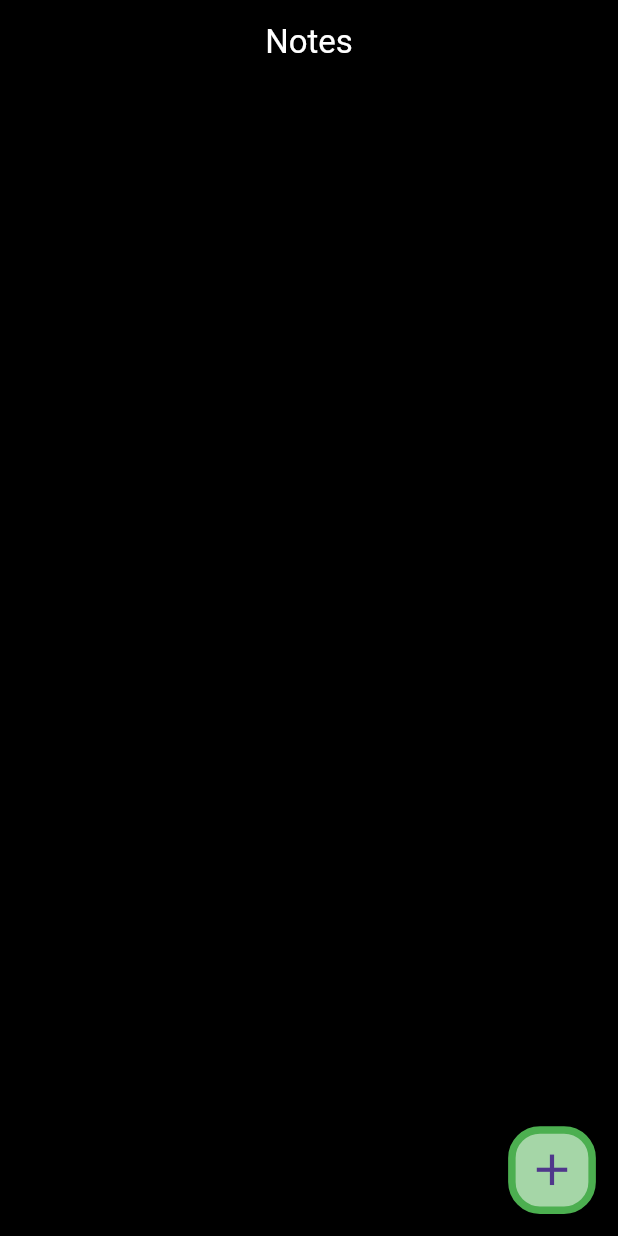
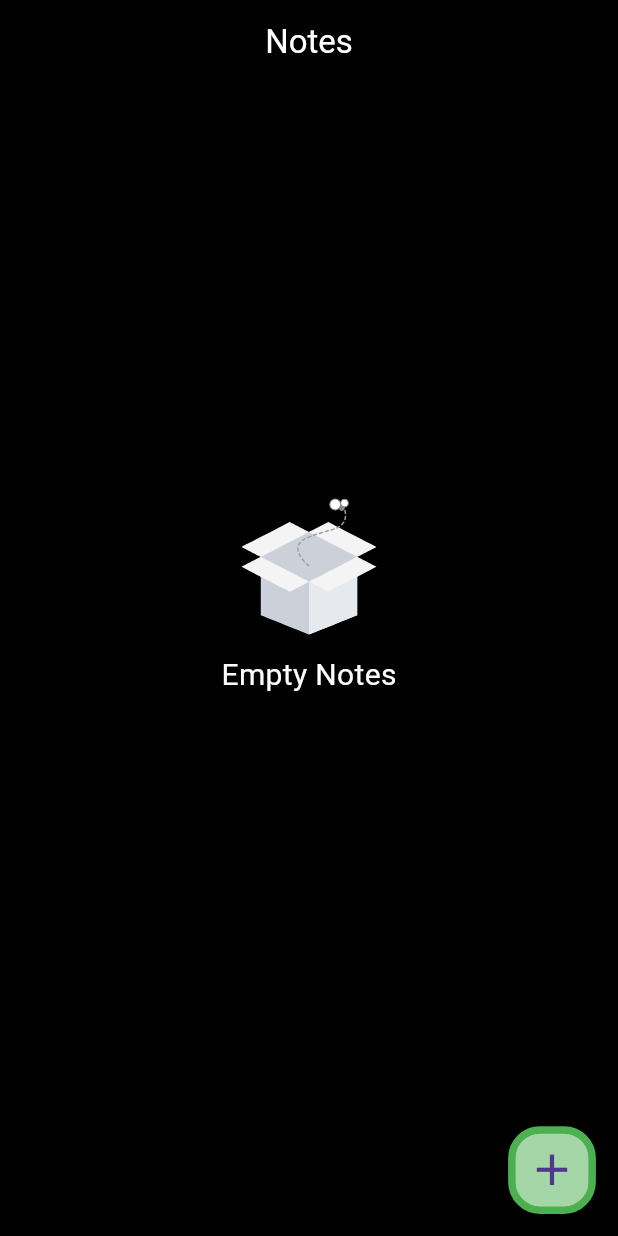
Before and after one commit to oveshdevwala/NotesApp_WIth-_SQFLite_and_provider, a Flutter app: the screen it shows after launch, on a phone screen of 412 x 824 dp. Run offline on Flutter 3.47's test engine with Material 3 defaults, Android fonts, the phone set to English and light mode, and no system bars; our stand-ins replace lottie, sqflite; accounts and stored records are empty.

Commit message:
all task is done

```diff
--- a/lib/database/model/notesmodel.dart
+++ b/lib/database/model/notesmodel.dart
@@ -2,7 +2,7 @@ import 'package:notes_app_with_database_and_provider/database/database.dart';
 
 class NotesModel {
 //variables
- int modelId;
+  int modelId;
   String modelDate;
   String modelTitle;
   String modelDescription;
@@ -18,7 +18,7 @@ class NotesModel {
   factory NotesModel.fromMap(Map<String, dynamic> map) {
     return NotesModel(
         modelId: map[MyDatabase.colId],
-        modelDate: map[MyDatabase.colDiscrption],
+        modelDate: map[MyDatabase.colDate],
         modelTitle: map[MyDatabase.colTitle],
         modelDescription: map[MyDatabase.colDiscrption]);
   }
--- a/lib/screens/homenotes.dart
+++ b/lib/screens/homenotes.dart
@@ -1,4 +1,5 @@
 import 'package:flutter/material.dart';
+import 'package:lottie/lottie.dart';
 import 'package:notes_app_with_database_and_provider/database/colors.dart';
 import 'package:notes_app_with_database_and_provider/provider/databaseprovider.dart';
 import 'package:notes_app_with_database_and_provider/screens/add_notes.dart';
@@ -16,12 +17,15 @@ class HomeScreen extends StatelessWidget {
         backgroundColor: uiColors.bgBlack,
         appBar: HomeAppbar(),
         floatingActionButton: addNoteButton(),
-      body: SingleChildScrollView(
+        body: mprovider.data.length != 0
+            ? SingleChildScrollView(
                 child: Column(
                 children: [
                   GridView.builder(
                       gridDelegate: SliverGridDelegateWithFixedCrossAxisCount(
-                  crossAxisCount: 2, mainAxisSpacing: 10, crossAxisSpacing: 10),
+                          crossAxisCount: 2,
+                          mainAxisSpacing: 10,
+                          crossAxisSpacing: 10),
                       itemCount: context.watch<DatabaseProvider>().data.length,
                       padding: EdgeInsets.all(12),
                       shrinkWrap: true,
@@ -50,24 +54,40 @@ class HomeScreen extends StatelessWidget {
                               padding: EdgeInsets.all(15),
                               decoration: BoxDecoration(
                                   border: Border.all(
-                              color: Colors.green, width: 5, strokeAlign: -0.5),
+                                      color: Colors.green,
+                                      width: 5,
+                                      strokeAlign: -0.5),
                                   borderRadius: BorderRadius.circular(10),
                                   color: uiColors.greenShade),
                               child: GridTile(
                                 child: Text(
                                   "${provider.data[index].modelTitle}",
-                          style: TextStyle(overflow: TextOverflow.ellipsis),
+                                  style: TextStyle(
+                                      overflow: TextOverflow.ellipsis),
                                   maxLines: 4,
                                 ),
-                        footer: Text('2-20-2023'),
+                                footer:
+                                    Text('${provider.data[index].modelDate}'),
                               ),
                             ),
                           );
                         });
                       })
                 ],
-      )),
-    );
+              ))
+            : Center(
+                child: Column(
+                  mainAxisAlignment: MainAxisAlignment.center,
+                  children: [
+                    Lottie.asset('assets/lottie/emptyNotes.json'),
+                    Text(
+                      "Empty Notes",
+                      style: TextStyle(fontSize: 20, color: uiColors.white),
+                    ),
+                    SizedBox(height: 100)
+                  ],
+                ),
+              ));
   }
 
   AppBar HomeAppbar() {
--- a/lib/screens/notesview.dart
+++ b/lib/screens/notesview.dart
@@ -57,7 +57,10 @@ class notesViewOntap extends StatelessWidget {
               '${provider.data[mindex].modelTitle}',
               style: TextStyle(fontSize: 20, color: uiColors.white),
             ),
-            SizedBox(height: 15),
+            SizedBox(height: 8),
+            Text(provider.data[mindex].modelDate,
+                style: TextStyle(fontSize: 14, color: uiColors.textGrey)),
+            SizedBox(height: 8),
             Text(
               '${provider.data[mindex].modelDescription}',
               style: TextStyle(fontSize: 16, color: uiColors.white),
--- a/pubspec.yaml
+++ b/pubspec.yaml
@@ -39,6 +39,7 @@ dependencies:
   path: ^1.8.3
   path_provider: ^2.1.1
   provider: ^6.1.1
+  lottie: ^2.7.0
 
 dev_dependencies:
   flutter_test:
@@ -63,8 +64,8 @@ flutter:
   uses-material-design: true
 
   # To add assets to your application, add an assets section, like this:
-  # assets:
-  #   - images/a_dot_burr.jpeg
+  assets:
+    - assets/lottie/
   #   - images/a_dot_ham.jpeg
 
   # An image asset can refer to one or more resolution-specific "variants", see
```
Also changed, not shown: assets/lottie/emptyNotes.json (added, +1 -0 lines), pubspec.lock. Lines whose indentation alone changed are shown as unchanged.
